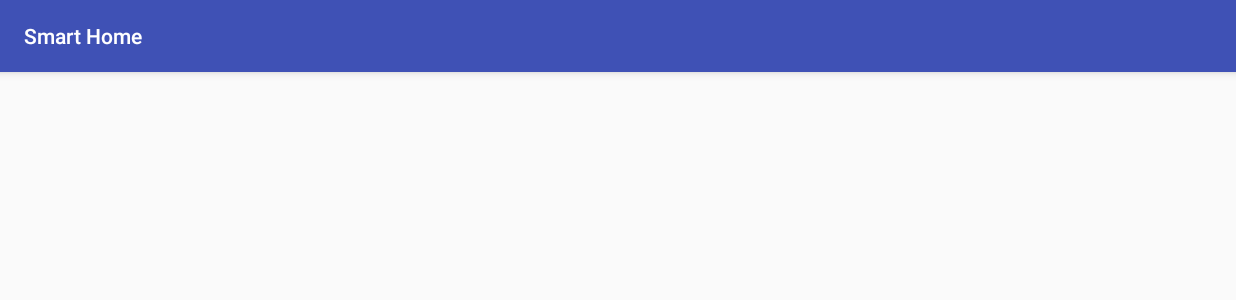
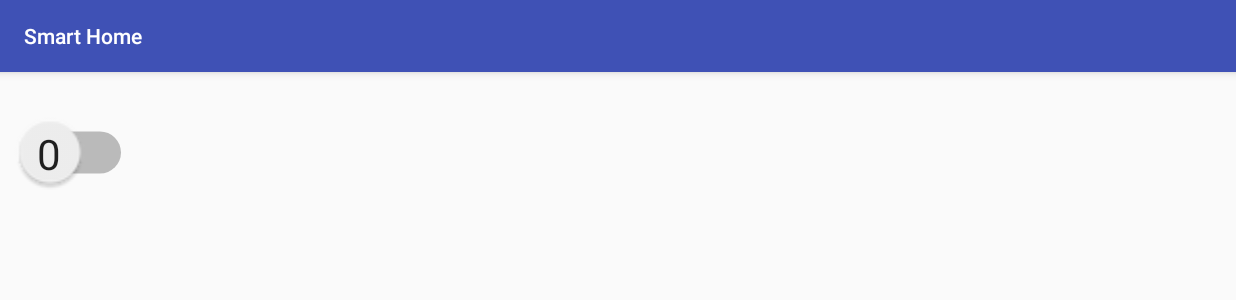
Before and after one commit to beatmachine/UIST, an Android app: the DeviceLightActivity screen opened directly, with no data from a screen before it, on a phone screen of 824 x 412 dp (held sideways). Shown: the top 300 px of the screen. Run offline under Robolectric (Android 15) with nearby library versions, the light colour scheme and no system bars; 4 statements that could not run were skipped.

Commit message:
Rollladen und Licht

```diff
--- a/UISTInterface/app/src/main/java/de/uulm/uist/uistinterface/DeviceLightActivity.java
+++ b/UISTInterface/app/src/main/java/de/uulm/uist/uistinterface/DeviceLightActivity.java
@@ -1,13 +1,69 @@
 package de.uulm.uist.uistinterface;
 
+import android.content.Intent;
 import android.support.v7.app.AppCompatActivity;
 import android.os.Bundle;
+import android.view.View;
+import android.widget.CompoundButton;
+import android.widget.SeekBar;
+import android.widget.Switch;
+import android.widget.TextView;
 
 public class DeviceLightActivity extends AppCompatActivity {
+
+    Switch switchLight;
+
+    TextView labelIntensity;
+
+    SeekBar seekBar;
+
+
+    String room;
 
     @Override
     protected void onCreate(Bundle savedInstanceState) {
         super.onCreate(savedInstanceState);
         setContentView(R.layout.activity_device_light);
+
+        Intent intent = getIntent();
+        room = intent.getStringExtra("room");
+
+        if (room.equals("Wohnzimmer")){
+            this.setTitle(room + " / Licht");
+        } else if (room.equals("Kueche")){
+            this.setTitle(room + " / Licht");
+        } else if (room.equals("Buero")){
+            this.setTitle(room + " / Licht");
+        } else if (room.equals("Bad")){
+            this.setTitle(room + " / Licht");
+        }
+
+        switchLight = (Switch) findViewById(R.id.switchLight);
+        labelIntensity = (TextView) findViewById(R.id.light_intensity_label);
+        seekBar = (SeekBar) findViewById(R.id.light_seekbar);
+
+        switchLight.setChecked(false);
+        switchLight.setTextOn("I");
+        switchLight.setTextOff("0");
+        switchLight.setShowText(true);
+
+        labelIntensity.setVisibility(View.INVISIBLE);
+        seekBar.setVisibility(View.INVISIBLE);
+
+        switchLight.setOnCheckedChangeListener(new CompoundButton.OnCheckedChangeListener() {
+            @Override
+            public void onCheckedChanged(CompoundButton buttonView, boolean isChecked) {
+                if (isChecked){
+                    labelIntensity.setVisibility(View.VISIBLE);
+                    seekBar.setVisibility(View.VISIBLE);
+                } else {
+                    labelIntensity.setVisibility(View.INVISIBLE);
+                    seekBar.setVisibility(View.INVISIBLE);
+                }
+            }
+        });
+
+
+
     }
 }
--- a/UISTInterface/app/src/main/res/layout/activity_device_light.xml
+++ b/UISTInterface/app/src/main/res/layout/activity_device_light.xml
@@ -1,9 +1,46 @@
 <?xml version="1.0" encoding="utf-8"?>
-<android.support.constraint.ConstraintLayout xmlns:android="http://schemas.android.com/apk/res/android"
+<RelativeLayout xmlns:android="http://schemas.android.com/apk/res/android"
     xmlns:app="http://schemas.android.com/apk/res-auto"
     xmlns:tools="http://schemas.android.com/tools"
     android:layout_width="match_parent"
     android:layout_height="match_parent"
     tools:context="de.uulm.uist.uistinterface.DeviceLightActivity">
 
-</android.support.constraint.ConstraintLayout>
+    <Switch
+        android:id="@+id/switchLight"
+        android:layout_width="wrap_content"
+        android:layout_height="wrap_content"
+        android:layout_marginLeft="30dp"
+        android:layout_marginTop="40dp"
+        android:layout_marginBottom="20dp"
+        android:scaleX="2"
+        android:scaleY="2"
+        />
+
+    <TextView
+        android:id="@+id/light_intensity_label"
+        android:layout_marginTop="5dp"
+        android:layout_marginLeft="20dp"
+        android:layout_marginBottom="30dp"
+        android:layout_width="wrap_content"
+        android:layout_height="wrap_content"
+        android:layout_below="@id/switchLight"
+        android:text="Intensität:"
+        android:textSize="30dp"
+        />
+
+    <SeekBar
+        android:id="@+id/light_seekbar"
+        android:layout_width="wrap_content"
+        android:layout_height="wrap_content"
+        android:layout_toRightOf="@id/light_intensity_label"
+        android:layout_below="@id/switchLight"
+        android:layout_marginTop="15dp"
+        android:layout_marginLeft="50dp"
+        android:minWidth="50dp"
+        android:max="100"
+        android:scaleX="2"
+        android:scaleY="2"/>
+
+
+</RelativeLayout>
```
Also changed, not shown: UISTInterface/app/src/main/java/de/uulm/uist/uistinterface/DeviceACActivity.java (+10 -1 lines), UISTInterface/app/src/main/java/de/uulm/uist/uistinterface/DeviceBlindActivity.java (+17 -0 lines), UISTInterface/app/src/main/res/layout/activity_device_blind.xml (+24 -2 lines).
